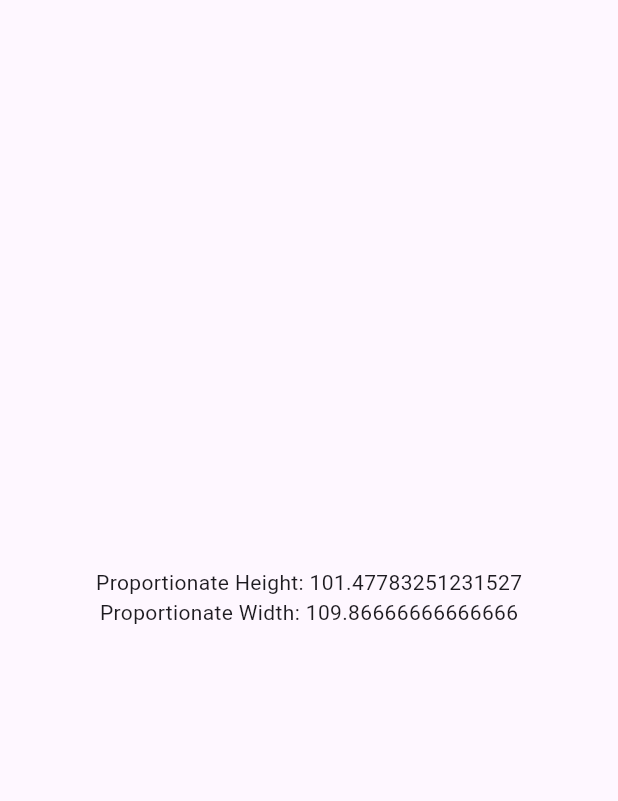
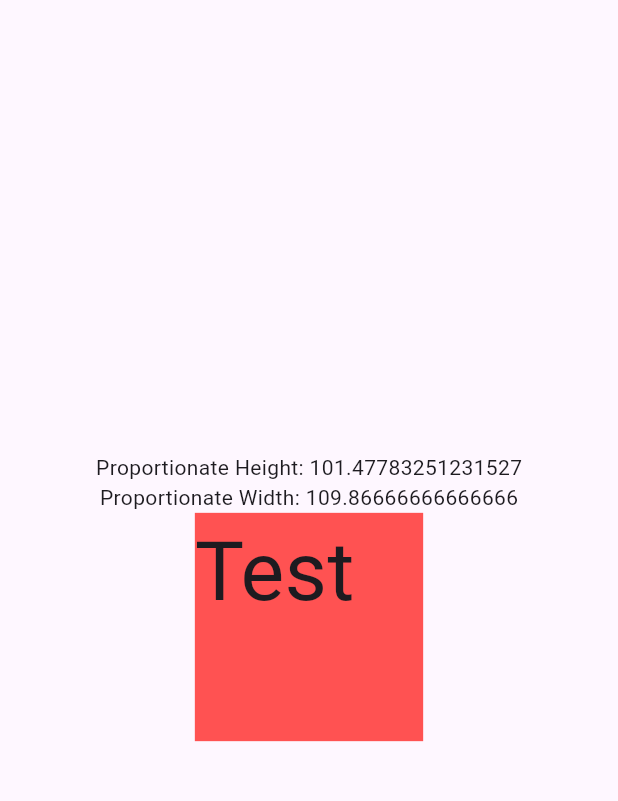
Before and after one commit to awaisfusion/responsive_config, a Flutter app: the screen it shows after launch, on a phone screen of 412 x 824 dp, the part 63-864 px from its top. Run offline on Flutter 3.47's test engine with Material 3 defaults, Android fonts, the phone set to English and light mode, and no system bars.

Commit message:
example updated

```diff
--- a/example/lib/main.dart
+++ b/example/lib/main.dart
@@ -41,6 +41,15 @@ class ExampleScreen extends StatelessWidget {
             Text(
               'Proportionate Width: ${getProportionateScreenWidth(100)}',
             ),
+            Container(
+              height: getProportionateScreenHeight(150),
+              width: getProportionateScreenHeight(150),
+              color: Colors.redAccent,
+              child: Text(
+                'Test',
+                style: TextStyle(fontSize: getProportionateScreenWidth(50)),
+              ),
+            )
           ],
         ),
       ),
```
Also changed, not shown: 1 other file.
